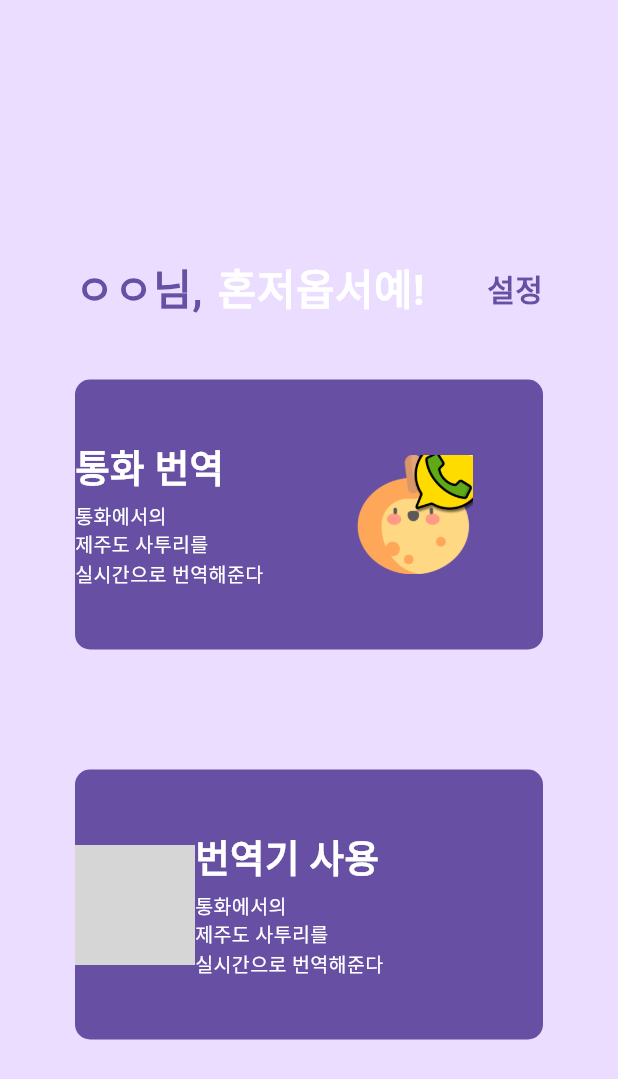
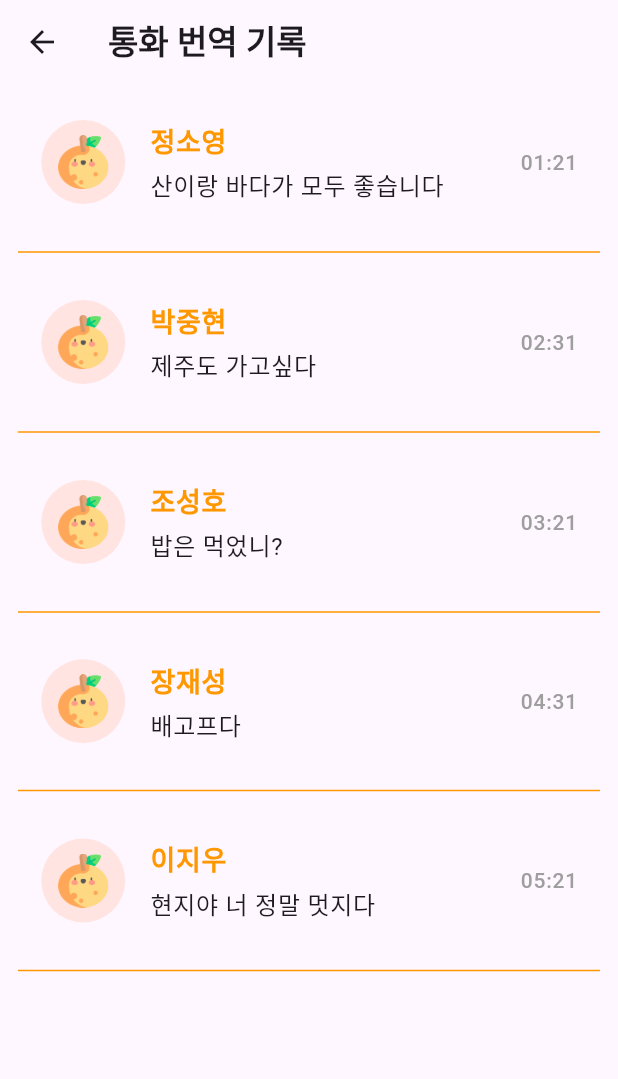
Before and after one commit to jaesung08/JeJalJeJal, a Flutter app: the screen it shows after launch, after a tap on "통화 번역", on a phone screen of 412 x 824 dp. Shown: the top 1079 px of the screen. Run offline on Flutter 3.47's test engine with Material 3 defaults, Android fonts, the light colour scheme and no system bars; our stand-ins replace device_info_plus, file_picker, permission_handler; missing offline and left inert: easy_folder_picker, flutter_foreground_task, flutter_overlay_window, phone_state; grey boxes are pictures that could not be loaded.

Commit message:
feat : make conversation page UI

```diff
--- /dev/null
+++ b/lib/screens/history_screen.dart
@@ -0,0 +1,104 @@
+import 'package:flutter/material.dart';
+import 'package:jejal_project/screens/history_chat_screen.dart';
+import 'history_chat_screen.dart';
+
+class Chat {
+  final String name;
+  final String message;
+  final String time;
+
+  Chat(this.name, this.message, this.time);
+}
+
+class HistoryScreen extends StatelessWidget {
+  final List<Chat> chats = [
+    Chat("정소영", "산이랑 바다가 모두 좋습니다", "01:21"),
+    Chat("박중현", "제주도 가고싶다", "02:31"),
+    Chat("조성호", "밥은 먹었니?", "03:21"),
+    Chat("장재성", "배고프다", "04:31"),
+    Chat("이지우", "현지야 너 정말 멋지다", "05:21")
+  ];
+
+  final Map<String, List<Map<String, String>>> conversationData = {
+    "정소영": [
+      {"type": "received", "text": "어떻게 살고 있습니까?"},
+      {"type": "sent", "text": "저는 그럭저럭 지내고 있습니다."},
+      {"type": "sent", "text": "제주도 생활은 어떻습니까?"},
+      {"type": "received", "text": "산이랑 바다가 모두 좋습니다."}
+    ],
+  };
+
+  @override
+  Widget build(BuildContext context) {
+    return Scaffold(
+      appBar: AppBar(
+        title: Text(
+          '통화 번역 기록',
+          style: TextStyle(fontWeight: FontWeight.bold),
+        ),
+      ),
+      body: Padding(
+        padding: EdgeInsets.symmetric(horizontal: 12.0),
+        child: ListView.builder(
+          itemCount: chats.length,
+          itemBuilder: (context, index) {
+            final chat = chats[index];
+            return Column(
+              children: [
+                ListTile(
+                  leading: Container(
+                    decoration: BoxDecoration(
+                      color: Color(0xFFFFE4E1), // 연한 분홍색
+                      shape: BoxShape.circle,
+                    ),
+                    padding: EdgeInsets.all(10.0), // 배경과 이미지 사이 패딩
+                    child: Image.asset(
+                      'assets/images/common_mandarin.png',
+                      width: 37, // 이미지 크기 줄임
+                      height: 37,
+                    ),
+                  ),
+                  title: Column(
+                    crossAxisAlignment: CrossAxisAlignment.start, // Ensures text is left-aligned
+                    children: [
+                      Text(
+                        chat.name,
+                        style: TextStyle(
+                            color: Colors.orange,
+                            fontWeight: FontWeight.bold,
+                            fontSize: 18),
+                      ),
+                      SizedBox(height: 4), // Adjust the height value as needed for the gap
+                      Text(chat.message),
+                    ],
+                  ),
+                  trailing: Text(
+                    chat.time,
+                    style: TextStyle(fontSize: 14, color: Colors.grey), // Customize time text style
+                  ),
+                  contentPadding: EdgeInsets.symmetric(vertical: 16.0, horizontal: 15.0), // 세로 길이와 양 옆 여백
+                  onTap: () {
+                    Navigator.of(context).push(
+                      MaterialPageRoute(
+                        builder: (context) => HistoryChatScreen(
+                          chatName: chat.name,
+                          conversationDate: "2024.04.15, 14:53", // Example date
+                          conversation: conversationData[chat.name] ?? [],
+                        ),
+                      ),
+                    );
+                  },
+                ),
+                Divider(color: Colors.orange), // 주황색 구분선
+              ],
+            );
+          },
+        ),
+      ),
+    );
+  }
+}
+
+void main() {
+  runApp(MaterialApp(home: HistoryScreen()));
+}
--- a/lib/screens/main_screen.dart
+++ b/lib/screens/main_screen.dart
@@ -1,4 +1,5 @@
 import 'package:flutter/material.dart';
+import 'package:jejal_project/screens/history_screen.dart';
 
 class MainScreen extends StatelessWidget {
   @override
@@ -7,40 +8,39 @@ class MainScreen extends StatelessWidget {
       body: Container(
         width: double.infinity,
         decoration: BoxDecoration(
-          color: Theme.of(context).colorScheme.primaryContainer,
+          color: Color(0xFFFFF5E0), // 배경색
         ),
         child: Column(
-          mainAxisAlignment: MainAxisAlignment.center,
           children: [
             // 상단 텍스트 부분
             Padding(
-              padding: const EdgeInsets.fromLTRB(50, 80, 50, 0),
+              padding: const EdgeInsets.fromLTRB(20, 60, 20, 60),
               child: Row(
                 children: [
                   Text(
                     'ㅇㅇ님,',
                     style: TextStyle(
-                      fontSize: 28,
+                      fontSize: 26,
                       fontWeight: FontWeight.bold,
-                      color: Theme.of(context).colorScheme.primary,
+                      color: Colors.orange, // 텍스트 색상
                     ),
                   ),
-                  const SizedBox(width: 10),
+                  const SizedBox(width: 5),
                   Text(
                     '혼저옵서예!',
                     style: TextStyle(
-                      fontSize: 28,
+                      fontSize: 26,
                       fontWeight: FontWeight.bold,
-                      color: Theme.of(context).colorScheme.onPrimary,
+                      color: Colors.black87, // 텍스트 색상
                     ),
                   ),
                   Spacer(),
                   Text(
                     '설정',
                     style: TextStyle(
-                      fontSize: 20,
+                      fontSize: 18,
                       fontWeight: FontWeight.bold,
-                      color: Theme.of(context).colorScheme.primary,
+                      color: Colors.orange, // 텍스트 색상
                     ),
                   ),
                 ],
@@ -48,17 +48,24 @@ class MainScreen extends StatelessWidget {
             ),
             // 첫 번째 버튼
             Padding(
-              padding: const EdgeInsets.symmetric(horizontal: 50, vertical: 40),
+              padding: const EdgeInsets.symmetric(horizontal: 40, vertical: 25),
               child: GestureDetector(
                 onTap: () {
-                  // 통화 번역 버튼 클릭 시 동작 구현
+                  Navigator.push(
+                    context,
+                    MaterialPageRoute(
+                        builder: (context) => HistoryScreen()
+                    ),
+                  );
                 },
                 child: Container(
-                  height: 180,
+                  height: 200,
                   decoration: BoxDecoration(
-                    color: Theme.of(context).colorScheme.primary,
+                    color: Colors.orange.shade300, // 버튼 배경색
                     borderRadius: BorderRadius.circular(10),
                   ),
+                  child: Padding(
+                    padding: const EdgeInsets.symmetric(horizontal: 30),
                     child: Row(
                       children: [
                         Padding(
@@ -66,34 +73,33 @@ class MainScreen extends StatelessWidget {
                           child: Column(
                             crossAxisAlignment: CrossAxisAlignment.start,
                             children: [
-                            const SizedBox(width: 30),
                               Text(
                                 '통화 번역',
                                 style: TextStyle(
-                                fontSize: 25,
+                                  fontSize: 27,
                                   fontWeight: FontWeight.bold,
-                                color: Theme.of(context).colorScheme.onPrimary,
+                                  color: Colors.white,
                                 ),
                               ),
                               Spacer(),
                               const Text(
                                 '통화에서의\n제주도 사투리를\n실시간으로 번역해준다',
                                 style: TextStyle(
-                                fontSize: 13,
+                                  fontSize: 15,
                                   color: Colors.white,
                                 ),
                               ),
                             ],
                           ),
                         ),
-                      SizedBox(width: 60),
+                        Spacer(), // 텍스트와 이미지를 분리하는 공간
                         Stack(
                           children: [
-                          Image.asset('assets/images/common_mandarin.png', width: 80),
+                            Image.asset('assets/images/common_mandarin.png', width: 90),
                             Positioned(
                               top: -10,
                               right: -10,
-                            child: Image.asset('assets/images/phone.png', width: 50), // 크기와 위치를 조정하세요
+                              child: Image.asset('assets/images/phone.png', width: 40), // 크기와 위치를 조정하세요
                             ),
                           ],
                         ),
@@ -102,41 +108,48 @@ class MainScreen extends StatelessWidget {
                   ),
                 ),
               ),
+            ),
             // 두 번째 버튼
             Padding(
-              padding: const EdgeInsets.symmetric(horizontal: 50, vertical: 40),
+              padding: const EdgeInsets.symmetric(horizontal: 40, vertical: 25),
               child: GestureDetector(
                 onTap: () {
                   // 번역기 사용 버튼 클릭 시 동작 구현
                 },
                 child: Container(
-                  height: 180,
+                  height: 200,
                   decoration: BoxDecoration(
-                    color: Theme.of(context).colorScheme.primary,
+                    color: Colors.orange.shade300, // 버튼 배경색
                     borderRadius: BorderRadius.circular(10),
                   ),
+                  child: Padding(
+                    padding: const EdgeInsets.symmetric(horizontal: 30),
                     child: Row(
                       children: [
-                      Image.asset('assets/images/common_jeju.png', width: 80),
+                        Stack(
+                          children: [
+                            Image.asset('assets/images/common_jeju.png', width: 90),
+                          ],
+                        ),
+                        Spacer(), // 이미지와 텍스트 사이의 공간을 분리
                         Padding(
                           padding: const EdgeInsets.symmetric(vertical: 40),
                           child: Column(
                             crossAxisAlignment: CrossAxisAlignment.start,
                             children: [
-                            const SizedBox(width: 30),
                               Text(
                                 '번역기 사용',
                                 style: TextStyle(
-                                fontSize: 25,
+                                  fontSize: 27,
                                   fontWeight: FontWeight.bold,
-                                color: Theme.of(context).colorScheme.onPrimary,
+                                  color: Colors.white,
                                 ),
                               ),
-                            const Spacer(),
+                              Spacer(),
                               const Text(
-                              '통화에서의\n제주도 사투리를\n실시간으로 번역해준다',
+                                '번역된 통화 기록들을\n다시 확인해보세요!\n제주 방언 단어의\n의미도 알려줘요!',
                                 style: TextStyle(
-                                fontSize: 13,
+                                  fontSize: 15,
                                   color: Colors.white,
                                 ),
                               ),
@@ -148,6 +161,7 @@ class MainScreen extends StatelessWidget {
                   ),
                 ),
               ),
+            ),
           ],
         ),
       ),
--- a/lib/services/set_stream.dart
+++ b/lib/services/set_stream.dart
@@ -1,14 +1,16 @@
 import 'dart:async';
 import 'dart:convert';
 import 'dart:io';
+import 'dart:typed_data';
 
-import 'package:flutter/services.dart';
-// import 'package:unique_device_id/unique_device_id.dart';
-import 'recent_file.dart';
+import 'package:device_info_plus/device_info_plus.dart';
+import 'package:flutter/material.dart';
+import 'package:flutter_overlay_window/flutter_overlay_window.dart';
+import 'package:jejal_project/models/send_message_model.dart';
+import 'package:jejal_project/services/recent_file.dart';
+import 'package:jejal_project/widgets/overlay_widget.dart';
 import 'package:phone_state/phone_state.dart';
 import 'package:web_socket_channel/web_socket_channel.dart';
-import 'package:jejal_project/models/send_message_model.dart';
-import 'package:device_info_plus/device_info_plus.dart';
 
 void setStream() async {
   WebSocketChannel? ws;
@@ -23,34 +25,31 @@ void setStream() async {
   DeviceInfoPlugin deviceInfo = DeviceInfoPlugin();
   AndroidDeviceInfo androidInfo = await deviceInfo.androidInfo;
 
-  //원하던 ssaid는 아닌데 일단 이걸로..
-  //이걸 식별자로 쓰기도 하는듯..
   androidId = androidInfo.id;
 
-  // print("아이디다"+androidId);
-
   recordDirectory = Directory(recordDirectoryPath);
-  // androidId = await UniqueDeviceId.instance.getUniqueId() ?? 'unknown';
 
   PhoneState.stream.listen((event) async {
     phoneStatus = event as PhoneState;
     if (event.status == PhoneStateStatus.CALL_INCOMING) {
       print("Incoming call detected.");
-
     } else if (event.status == PhoneStateStatus.CALL_STARTED) {
       print("Call started.");
-        //웹소켓 연결 시작
+      print("Showing overlay..."); // 오버레이 표시 확인용 print 문 추가
+      bool isOverlayShown = await FlutterOverlayWindow.isActive();
+      print("Is overlay already shown? $isOverlayShown"); // 오버레이 표시 여부 확인용 print 문 추가
+      if (!isOverlayShown) {
+        await FlutterOverlayWindow.showOverlay(
+          height: 200,
+          width: 200,
+          alignment: OverlayAlignment.centerRight,
+          flag: OverlayFlag.defaultFlag,
+        );
+        print("Overlay shown."); // 오버레이 표시 확인용 print 문 추가
+      }
       ws = WebSocketChannel.connect(
-          //주소 변경 필요
         Uri.parse('ws://k8a607.p.ssafy.io:8080/record'),
       );
-        //
-        // var startMessage = SendMessageModel(
-        //   state: 0,
-        //   androidId: androidId,
-        // );
-        // ws?.sink.add(jsonEncode(startMessage));
-        // print(startMessage);
 
       var temp = await recentFile(recordDirectory);
       targetFile = temp is FileSystemEntity ? temp as File : null;
@@ -58,21 +57,17 @@ void setStream() async {
         print("파일 찾음");
         print(targetFile?.path);
         timer = Timer.periodic(const Duration(seconds: 6), (timer) async {
-              //파일 다시 찾기
           var temp = await recentFile(recordDirectory);
           targetFile = temp is FileSystemEntity ? temp as File : null;
           print("파일 또 찾음");
           print(targetFile?.path);
 
           Uint8List entireBytes = targetFile!.readAsBytesSync();
-              //다음 읽어야 하는 위치
           var nextOffset = entireBytes.length;
 
-              //이전에 읽은 마지막 위치(offset)부터 현재 파일 끝까지의 데이터를 추출하여 splittedBytes에 저장
           var splittedBytes = entireBytes.sublist(offset, nextOffset);
           offset = nextOffset;
           print(splittedBytes);
-              // ws?.sink.add(splittedBytes);
         });
       } else {
         print("파일 못찾음");
@@ -80,141 +75,17 @@ void setStream() async {
       }
     } else if (event.status == PhoneStateStatus.CALL_ENDED) {
       print("Call ended.");
+      print("Closing overlay..."); // 오버레이 닫기 확인용 print 문 추가
+      await FlutterOverlayWindow.closeOverlay();
+      print("Overlay closed."); // 오버레이 닫기 확인용 print 문 추가
 
       timer?.cancel();
-        // 덜 전달된 마지막 오프셋까지 보내기
       Uint8List entireBytes = targetFile!.readAsBytesSync();
       var nextOffset = entireBytes.length;
       var splittedBytes = entireBytes.sublist(offset, nextOffset);
       offset = nextOffset;
       print("마지막 데이터");
       print(splittedBytes);
-        // ws?.sink.add(splittedBytes);
-        //
-        // var endMessage = SendMessageModel(
-        //   state: 1,
-        //   androidId: androidId,
-        //   phoneNumber: phoneNumber,
-        // );
-        // ws?.sink.add(jsonEncode(endMessage));
     }
   });
 }
-
-
-  // androidId = await UniqueDeviceId.instance.getUniqueId() ?? 'unknown';
-  //
-  // PlatformChannel().callStream().listen((event) {
-  //   if (event is String) {
-  //     phoneNumber = event;
-  //   }
-  // });
-  //
-  // PhoneState.phoneStateStream.listen((event) async {
-  //   if (event != null) {
-  //     phoneStatus = event;
-  //   }
-  //   // 통화 연결
-  //   if (phoneStatus == PhoneStateStatus.CALL_STARTED) {
-      // 웹소켓 연결 시작
-      // ws = WebSocketChannel.connect(
-      //   Uri.parse('ws://k8a607.p.ssafy.io:8080/record'),
-      // );
-
-      // var startMessage = SendMessageModel(
-      //   state: 0,
-      //   androidId: androidId,
-      // );
-      // ws?.sink.add(jsonEncode(startMessage));
-      //
-      // App.navigatorKey.currentContext!.read<IsAnalyzing>().on();
-
-      // 통화 녹음 데이터 전송
-      // var temp = await recentFile(recordDirectory);
-      // targetFile = temp is FileSystemEntity ? temp as File : null;
-      // offset = 0;
-      // if (targetFile is File) {
-      //   print("파일 찾음");
-      //   timer = Timer.periodic(const Duration(seconds: 6), (timer) async {
-      //     Uint8List entireBytes = targetFile!.readAsBytesSync();
-      //     var nextOffset = entireBytes.length;
-      //     var splittedBytes = entireBytes.sublist(offset, nextOffset);
-      //     offset = nextOffset;
-      //     // ws?.sink.add(splittedBytes);
-      //   });
-      // } else {
-      //   print("파일 못찾음");
-      //   // ws?.sink.close();
-      // }
-
-      // 검사 결과 수신
-      // ws?.stream.listen((msg) async {
-      //   if (msg != null) {
-      //     ReceiveMessageModel receivedResult =
-      //     ReceiveMessageModel.fromJson(jsonDecode(msg));
-      //
-      //     // 최종 결과 수신
-      //     if (receivedResult.isFinish == true) {
-      //       ws?.sink.close();
-      //
-      //       App.navigatorKey.currentContext!.read<IsAnalyzing>().off();
-      //
-      //       if (receivedResult.result != null &&
-      //           receivedResult.result!.results != null) {
-      //         if (receivedResult.result!.totalCategoryScore >= 0.6 &&
-      //             receivedResult.result!.totalCategory != 0) {
-      //           if (!await FlutterOverlayWindow.isActive()) {
-      //             await FlutterOverlayWindow.showOverlay(
-      //               enableDrag: false,
-      //               flag: OverlayFlag.defaultFlag,
-      //               alignment: OverlayAlignment.center,
-      //               visibility: NotificationVisibility.visibilityPublic,
-      //               positionGravity: PositionGravity.auto,
-      //               height: 0,
-      //               width: 0,
-      //             );
-      //             SendMessageModel callInfo = SendMessageModel(
-      //               state: 1,
-      //               androidId: androidId,
-      //               phoneNumber: phoneNumber,
-      //             );
-      //             FlutterOverlayWindow.shareData(callInfo);
-      //           }
-      //           FlutterOverlayWindow.shareData(receivedResult);
-      //         }
-      //       }
-      //     } else {
-      //       if (receivedResult.result != null &&
-      //           receivedResult.result!.results != null) {
-      //         if (receivedResult.result!.totalCategoryScore >= 0.6 &&
-      //             receivedResult.result!.totalCategory != 0) {
-      //           App.navigatorKey.currentContext!
-      //               .read<RealtimeProvider>()
-      //               .add(receivedResult);
-      //           // 푸시 알림 전송
-      //           NotificationController.cancelNotifications();
-      //           NotificationController.createNewNotification(receivedResult);
-      //         }
-      //       }
-      //     }
-      //   }
-      // });
-  //   } else if (phoneStatus == PhoneStateStatus.CALL_ENDED) {
-  //     // 통화 종료
-  //     timer?.cancel();
-  //     // 덜 전달된 마지막 오프셋까지 보내기
-  //     Uint8List entireBytes = targetFile!.readAsBytesSync();
-  //     var nextOffset = entireBytes.length;
-  //     var splittedBytes = entireBytes.sublist(offset, nextOffset);
-  //     offset = nextOffset;
-  //     // ws?.sink.add(splittedBytes);
-  //     //
-  //     // var endMessage = SendMessageModel(
-  //     //   state: 1,
-  //     //   androidId: androidId,
-  //     //   phoneNumber: phoneNumber,
-  //     // );
-  //     // ws?.sink.add(jsonEncode(endMessage));
-  //   }
-  // });
-// }
--- a/pubspec.yaml
+++ b/pubspec.yaml
@@ -41,6 +41,7 @@ dependencies:
   phone_state: ^1.0.4
   web_socket_channel: ^2.4.5
   device_info_plus: ^10.1.0
+  flutter_overlay_window: ^0.4.4
 
 dev_dependencies:
   flutter_test:
@@ -66,6 +67,7 @@ flutter:
   assets:
     - assets/images/common_mandarin.png
     - assets/images/phone.png
+    - assets/images/common_jeju.png
   # To add assets to your application, add an assets section, like this:
   # assets:
   #   - images/a_dot_burr.jpeg
```
Also changed, not shown: lib/screens/history_chat_screen.dart (added, +55 -0 lines), lib/widgets/overlay_widget.dart (+36 -18 lines), assets/images/common_jeju.png (added), pubspec.lock, 1 other file. Lines whose indentation alone changed are shown as unchanged.
